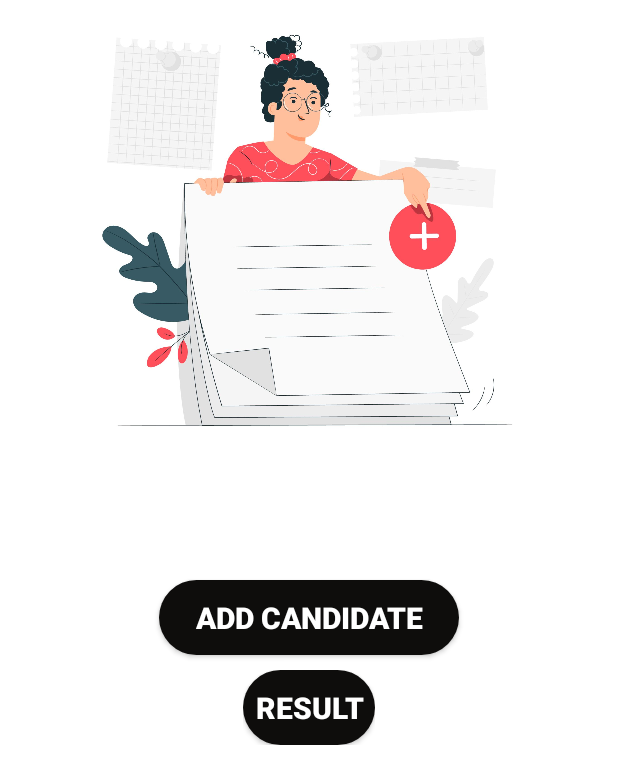
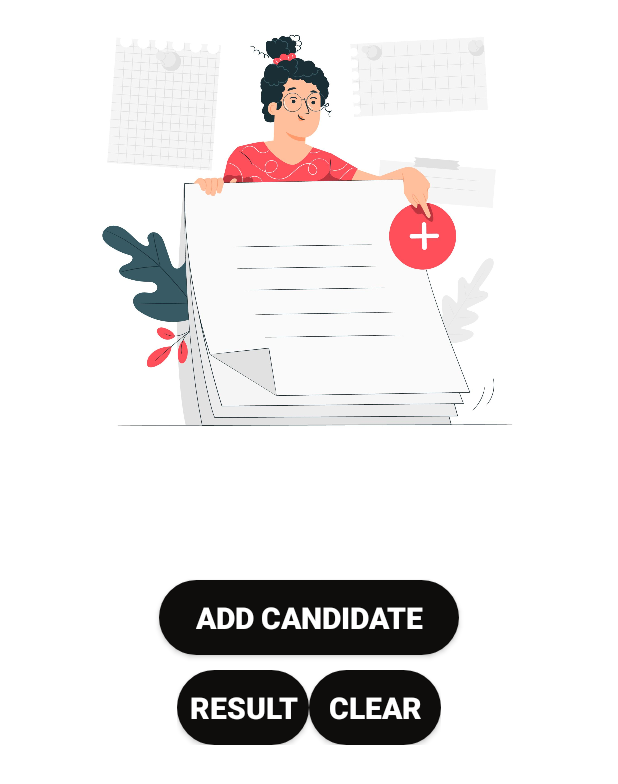
Before and after one commit to guruvikra/Voting_app_using_firebase, an Android app: the addcontestent2 screen opened directly, with no data from a screen before it, on a phone screen of 412 x 824 dp. Shown: the top 784 px of the screen. Run offline under Robolectric (Android 15) with nearby library versions, the phone set to English and light mode, and no system bars; our stand-ins replace Firebase (no records; nobody signed in at launch, a user with empty details on screens opened directly).

Commit message:
commit made by Ajay

```diff
--- a/app/src/main/AndroidManifest.xml
+++ b/app/src/main/AndroidManifest.xml
@@ -15,7 +15,7 @@
             android:name=".signuppage"
             android:exported="false" />
         <activity
-            android:name=".loginpage"
+            android:name=".MainActivity"
             android:exported="true" >
             <intent-filter>
                 <action android:name="android.intent.action.MAIN" />
@@ -27,7 +27,7 @@
             android:name=".otpverfication"
             android:exported="false" />
         <activity
-            android:name=".MainActivity"
+            android:name=".loginpage"
             android:exported="true">
 
         </activity>
--- a/app/src/main/res/layout/activity_addcontestent2.xml
+++ b/app/src/main/res/layout/activity_addcontestent2.xml
@@ -44,5 +44,18 @@
         android:text="result"
         />
 
+        <Button
+            android:layout_width="wrap_content"
+            android:layout_height="wrap_content"
+            android:id="@+id/clear"
+            android:background="@drawable/btn2"
+            android:textStyle="bold"
+            android:textColor="@color/white"
+            android:textSize="20dp"
+            android:text="clear"
+            />
+
+
+
     </LinearLayout>
 </RelativeLayout>
```
Also changed, not shown: app/src/main/java/com/firstapp/voting_app_using_firebase/addcontestent2.java (+37 -0 lines).
